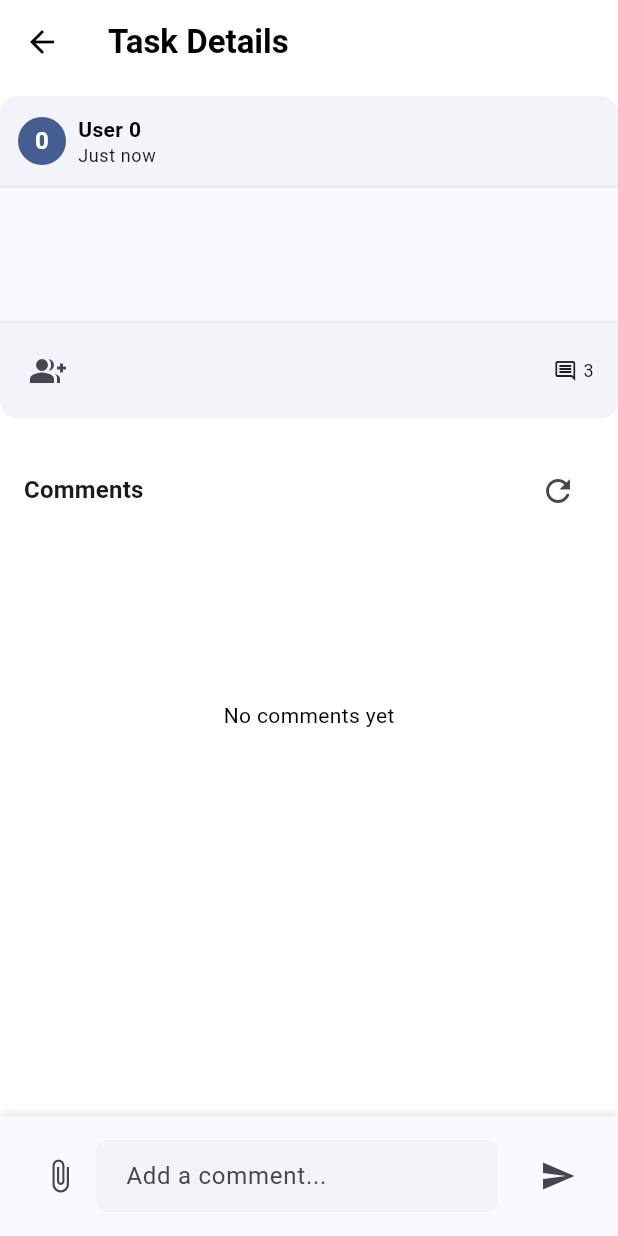
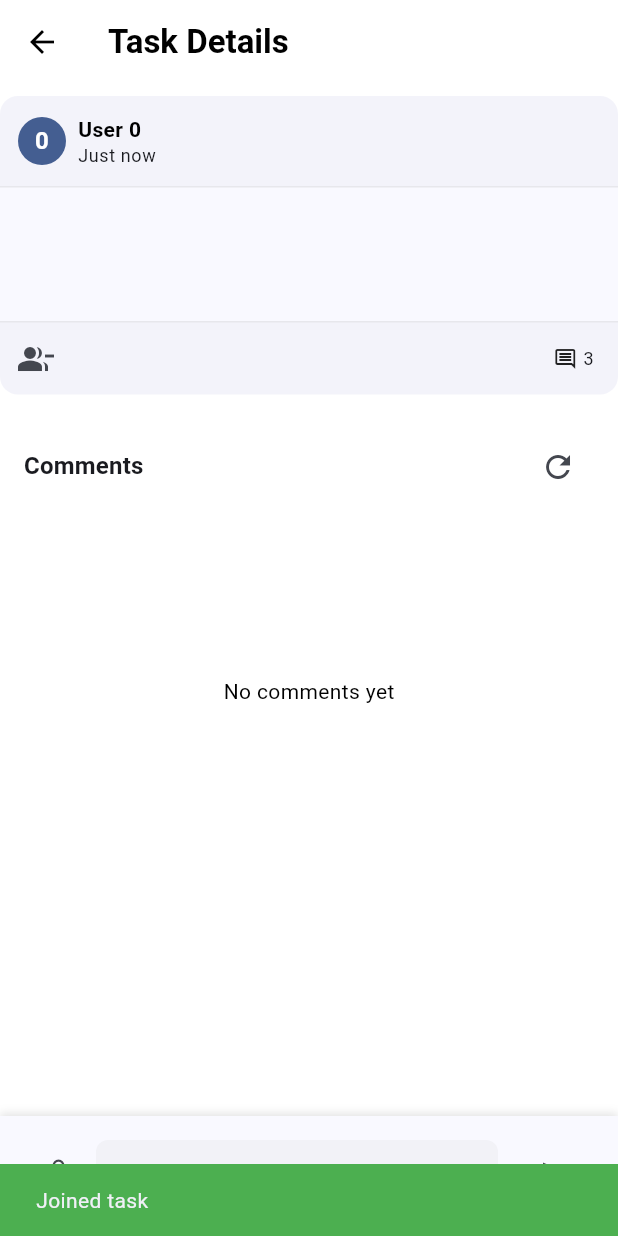
Before and after one commit to siuma1109/shape_task_connect, a Flutter app: the TaskDetailsScreen screen opened directly with empty values, after a tap on the "group add" icon, on a phone screen of 412 x 824 dp. Run offline on Flutter 3.47's test engine with Material 3 defaults, Android fonts, the phone set to English and light mode, and no system bars; our stand-ins replace geocoding, get_it, local_auth, location, shared_preferences, sqflite; accounts and stored records are empty.

Commit message:
Task joinable feature

```diff
--- a/lib/models/comment.dart
+++ b/lib/models/comment.dart
@@ -13,11 +13,11 @@ class Comment {
     required this.taskId,
     required this.userId,
     required this.content,
-    required this.createdAt,
+    DateTime? createdAt,
     this.latitude,
     this.longitude,
     this.address,
-  });
+  }) : createdAt = createdAt ?? DateTime.now();
 
   Map<String, dynamic> toMap() {
     final map = {
@@ -38,11 +38,11 @@ class Comment {
       id: map['id'] as int?,
       taskId: map['task_id'] as int,
       userId: map['user_id'] as int,
-      content: map['content'],
-      createdAt: DateTime.parse(map['created_at']),
-      latitude: map['latitude'],
-      longitude: map['longitude'],
-      address: map['address'],
+      content: map['content'] as String,
+      createdAt: DateTime.parse(map['created_at'] as String),
+      latitude: map['latitude'] as double?,
+      longitude: map['longitude'] as double?,
+      address: map['address'] as String?,
     );
   }
 }
--- a/lib/models/task_item.dart
+++ b/lib/models/task_item.dart
@@ -10,26 +10,25 @@ class TaskItem {
     required this.title,
     required this.description,
     required this.createdBy,
-    required this.createdAt,
-  });
+    DateTime? createdAt,
+  }) : createdAt = createdAt ?? DateTime.now();
 
   Map<String, dynamic> toMap() {
     return {
-      'id': id,
       'title': title,
       'description': description,
       'created_by': createdBy,
-      'created_at': createdAt.millisecondsSinceEpoch,
+      'created_at': createdAt.toIso8601String(),
     };
   }
 
   factory TaskItem.fromMap(Map<String, dynamic> map) {
     return TaskItem(
       id: map['id'] as int,
-      title: map['title'],
-      description: map['description'],
+      title: map['title'] as String,
+      description: map['description'] as String,
       createdBy: map['created_by'] as int,
-      createdAt: DateTime.fromMillisecondsSinceEpoch(map['created_at'] as int),
+      createdAt: DateTime.parse(map['created_at'] as String),
     );
   }
 }
--- a/lib/repositories/task_repository.dart
+++ b/lib/repositories/task_repository.dart
@@ -7,15 +7,37 @@ class TaskRepository {
 
   TaskRepository(this._databaseService);
 
-  // Create
   Future<int> createTask(TaskItem task) async {
+    final db = await _databaseService.database;
+    return await db.insert(
+      'tasks',
+      task.toMap(),
+      conflictAlgorithm: ConflictAlgorithm.abort,
+    );
+  }
+
+  Future<bool> joinTask(int taskId, int userId) async {
+    final db = await _databaseService.database;
     try {
-      final db = await _databaseService.database;
-      await db.insert('tasks', task.toMap());
-      return task.id;
+      await db.insert(
+        'task_users',
+        {
+          'task_id': taskId,
+          'user_id': userId,
+          'created_at': DateTime.now().toIso8601String(),
+        },
+        conflictAlgorithm: ConflictAlgorithm.abort,
+      );
+      return true;
     } catch (e) {
-      rethrow;
+      return false;
     }
+  }
+
+  Future<List<TaskItem>> getTasks() async {
+    final db = await _databaseService.database;
+    final List<Map<String, dynamic>> maps = await db.query('tasks');
+    return List.generate(maps.length, (i) => TaskItem.fromMap(maps[i]));
   }
 
   // Read
@@ -116,9 +138,27 @@ class TaskRepository {
     });
   }
 
-  Future<List<TaskItem>> getTasks() async {
+  Future<bool> isUserJoined(int taskId, int userId) async {
     final db = await _databaseService.database;
-    final List<Map<String, dynamic>> maps = await db.query('tasks');
-    return List.generate(maps.length, (i) => TaskItem.fromMap(maps[i]));
+    final result = await db.query(
+      'task_users',
+      where: 'task_id = ? AND user_id = ?',
+      whereArgs: [taskId, userId],
+    );
+    return result.isNotEmpty;
+  }
+
+  Future<bool> leaveTask(int taskId, int userId) async {
+    final db = await _databaseService.database;
+    try {
+      await db.delete(
+        'task_users',
+        where: 'task_id = ? AND user_id = ?',
+        whereArgs: [taskId, userId],
+      );
+      return true;
+    } catch (e) {
+      return false;
+    }
   }
 }
--- a/lib/services/database_service.dart
+++ b/lib/services/database_service.dart
@@ -29,7 +29,8 @@ class DatabaseService {
           id INTEGER PRIMARY KEY AUTOINCREMENT,
           email TEXT UNIQUE,
           username TEXT,
-          password TEXT
+          password TEXT,
+          created_at DATETIME DEFAULT CURRENT_TIMESTAMP
         )
       ''');
 
@@ -40,8 +41,21 @@ class DatabaseService {
           title TEXT NOT NULL,
           description TEXT NOT NULL,
           created_by INTEGER NOT NULL,
-          created_at INTEGER NOT NULL,
+          created_at DATETIME DEFAULT CURRENT_TIMESTAMP,
           FOREIGN KEY (created_by) REFERENCES users (id)
+        )
+      ''');
+
+      // Create task_users table for users joining tasks
+      await txn.execute('''
+        CREATE TABLE task_users(
+          id INTEGER PRIMARY KEY AUTOINCREMENT,
+          task_id INTEGER NOT NULL,
+          user_id INTEGER NOT NULL,
+          created_at DATETIME DEFAULT CURRENT_TIMESTAMP,
+          FOREIGN KEY (task_id) REFERENCES tasks (id) ON DELETE CASCADE,
+          FOREIGN KEY (user_id) REFERENCES users (id) ON DELETE CASCADE,
+          UNIQUE(task_id, user_id)
         )
       ''');
 
@@ -52,7 +66,7 @@ class DatabaseService {
           task_id INTEGER NOT NULL,
           user_id INTEGER NOT NULL,
           content TEXT NOT NULL,
-          created_at TEXT NOT NULL,
+          created_at DATETIME DEFAULT CURRENT_TIMESTAMP,
           latitude REAL,
           longitude REAL,
           address TEXT
--- a/lib/widgets/task/task_actions.dart
+++ b/lib/widgets/task/task_actions.dart
@@ -1,49 +1,100 @@
 import 'package:flutter/material.dart';
-import 'package:flutter/cupertino.dart';
+import 'package:get_it/get_it.dart';
 import '../../models/task_item.dart';
-import '../../screens/task/task_details_screen.dart';
+import '../../repositories/task_repository.dart';
 
-class TaskActions extends StatelessWidget {
-  final TaskItem todo;
-  final bool isInDetails;
+class TaskActions extends StatefulWidget {
+  final TaskItem task;
 
   const TaskActions({
     super.key,
-    required this.todo,
-    this.isInDetails = false,
+    required this.task,
   });
 
   @override
+  State<TaskActions> createState() => _TaskActionsState();
+}
+
+class _TaskActionsState extends State<TaskActions> {
+  final _taskRepository = GetIt.instance<TaskRepository>();
+  bool _isJoined = false;
+  bool _isLoading = false;
+
+  @override
+  void initState() {
+    super.initState();
+    _checkJoinStatus();
+  }
+
+  Future<void> _checkJoinStatus() async {
+    // TODO: Get actual user ID
+    const userId = 1;
+    final isJoined = await _taskRepository.isUserJoined(widget.task.id, userId);
+    if (mounted) {
+      setState(() {
+        _isJoined = isJoined;
+      });
+    }
+  }
+
+  Future<void> _toggleJoin() async {
+    if (_isLoading) return;
+
+    setState(() {
+      _isLoading = true;
+    });
+
+    try {
+      // TODO: Get actual user ID
+      const userId = 1;
+
+      if (_isJoined) {
+        await _taskRepository.leaveTask(widget.task.id, userId);
+      } else {
+        await _taskRepository.joinTask(widget.task.id, userId);
+      }
+
+      if (mounted) {
+        setState(() {
+          _isJoined = !_isJoined;
+          ScaffoldMessenger.of(context).showSnackBar(
+            SnackBar(
+              content: Text(_isJoined ? 'Joined task' : 'Left task'),
+              backgroundColor: _isJoined ? Colors.green : Colors.orange,
+            ),
+          );
+        });
+      }
+    } catch (e) {
+      if (mounted) {
+        ScaffoldMessenger.of(context).showSnackBar(
+          const SnackBar(
+            content: Text('Failed to update task membership'),
+            backgroundColor: Colors.red,
+          ),
+        );
+      }
+    } finally {
+      if (mounted) {
+        setState(() {
+          _isLoading = false;
+        });
+      }
+    }
+  }
+
+  @override
   Widget build(BuildContext context) {
-    return Padding(
-      padding: const EdgeInsets.all(8.0),
-      child: Material(
-        color: Colors.transparent,
-        child: Row(
-          children: [
-            IconButton(
-              icon: const Icon(Icons.group_add),
-              onPressed: () {
-                // TODO: Implement join task
-              },
-              tooltip: 'Join Task',
-            ),
-            if (!isInDetails)
-              IconButton(
-                icon: const Icon(CupertinoIcons.chat_bubble_2),
-                onPressed: () {
-                  Navigator.push(
-                    context,
-                    MaterialPageRoute(
-                      builder: (context) => TaskDetailsScreen(task: todo),
-                    ),
-                  );
-                },
-                tooltip: 'Comments',
-              ),
-          ],
-        ),
-      ),
+    return IconButton(
+      icon: _isLoading
+          ? const SizedBox(
+              width: 24,
+              height: 24,
+              child: CircularProgressIndicator(strokeWidth: 2),
+            )
+          : Icon(_isJoined ? Icons.group_remove : Icons.group_add),
+      onPressed: _toggleJoin,
+      tooltip: _isJoined ? 'Leave task' : 'Join task',
     );
   }
 }
--- a/lib/widgets/task/task_card.dart
+++ b/lib/widgets/task/task_card.dart
@@ -71,7 +71,7 @@ class _TaskCardState extends State<TaskCard> {
         Row(
           mainAxisAlignment: MainAxisAlignment.spaceBetween,
           children: [
-            TaskActions(todo: widget.todo, isInDetails: widget.isInDetails),
+            TaskActions(task: widget.todo),
             Padding(
               padding: const EdgeInsets.only(right: 16),
               child: FutureBuilder<int>(
```
